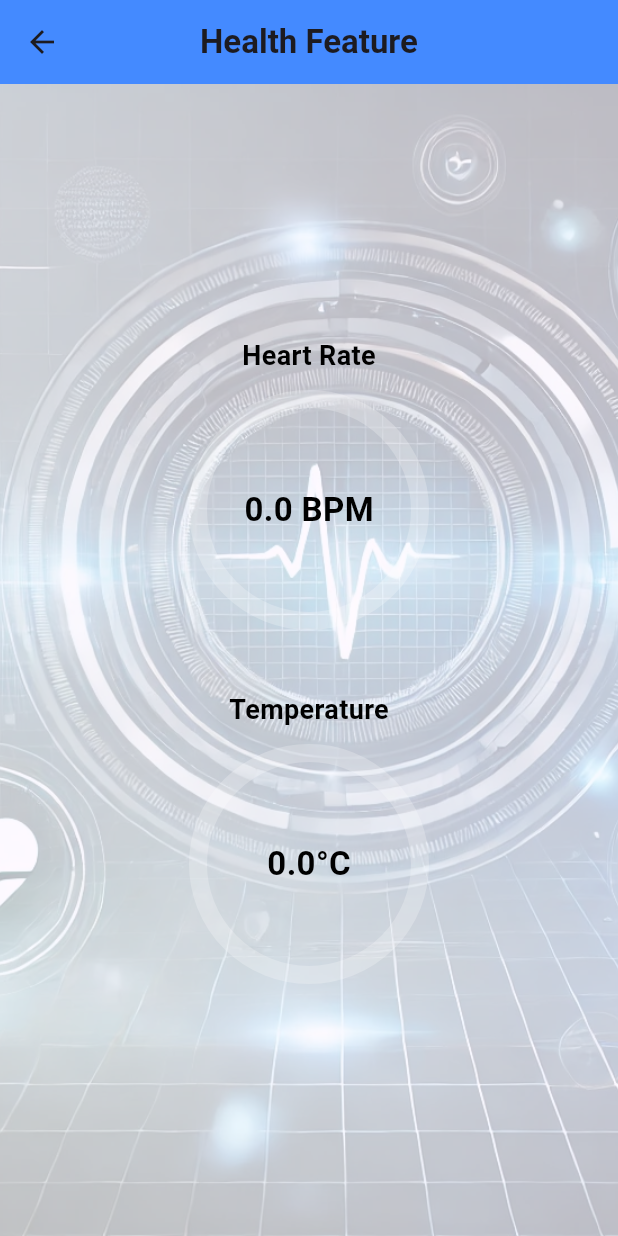
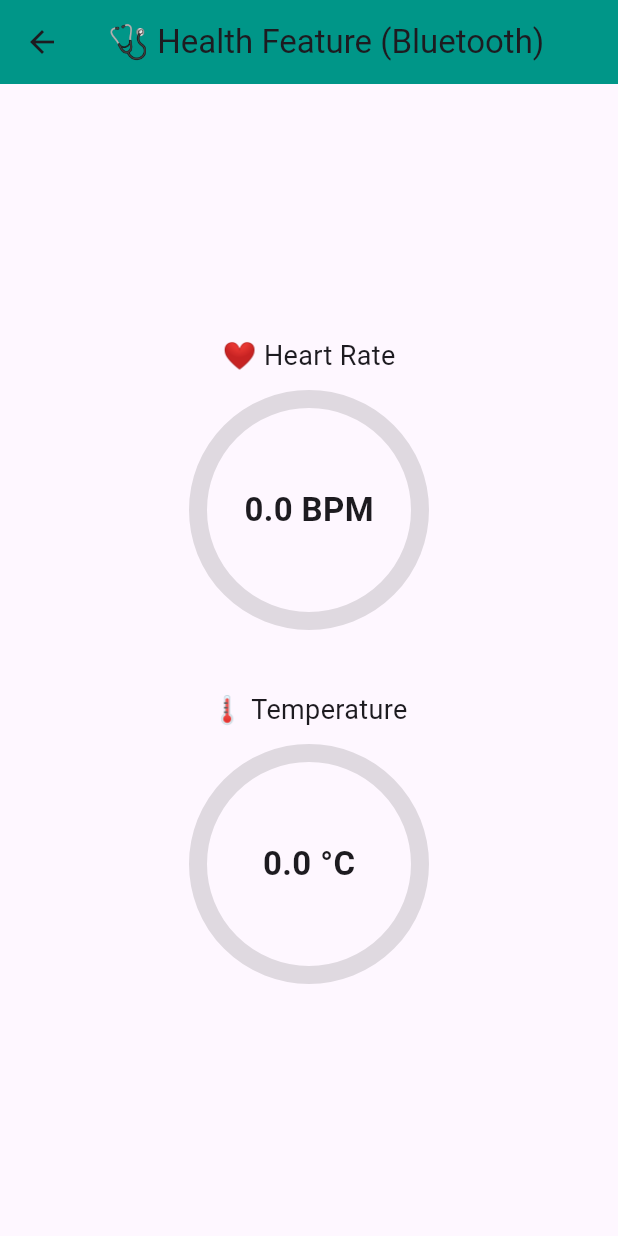
Before and after one commit to Mina843/grad_App, a Flutter app: the HealthFeaturePage screen opened directly, on a phone screen of 412 x 824 dp. Run offline on Flutter 3.47's test engine with Material 3 defaults, Android fonts, the phone set to English and light mode, and no system bars; drawn by our look-alikes of percent_indicator; our stand-ins replace animate_do, firebase_auth, firebase_core, flutter_bloc, flutter_bluetooth_serial, permission_handler; accounts and stored records are empty.

Commit message:
modify health feature page 3

```diff
--- a/lib/HealthFeaturePage.dart
+++ b/lib/HealthFeaturePage.dart
@@ -11,9 +11,10 @@ class HealthFeaturePage extends StatefulWidget {
 }
 
 class _HealthFeaturePageState extends State<HealthFeaturePage> {
-  double heartRate = 0.0; // معدل النبض
-  double temperature = 0.0; // درجة الحرارة
+  double heartRate = 0.0;
+  double temperature = 0.0;
   BluetoothConnection? connection;
+  String buffer = '';
 
   @override
   void initState() {
@@ -25,37 +26,46 @@ class _HealthFeaturePageState extends State<HealthFeaturePage> {
     try {
       List<BluetoothDevice> devices = await FlutterBluetoothSerial.instance.getBondedDevices();
       for (var device in devices) {
-        if (device.name == "HC-05") { // ضع هنا اسم جهاز البلوتوث الخاص بك
+        if (device.name == "HC-05") {
           BluetoothConnection.toAddress(device.address).then((conn) {
             setState(() => connection = conn);
+            print("✅ تم الاتصال بـ HC-05");
             readData();
           }).catchError((error) {
-            print("فشل الاتصال: $error");
+            print("❌ فشل الاتصال: $error");
           });
           break;
         }
       }
     } catch (e) {
-      print("خطأ في البحث عن الأجهزة: $e");
+      print("❌ خطأ في البلوتوث: $e");
     }
   }
 
   void readData() {
-    if (connection == null) return;
+    connection?.input?.listen((Uint8List data) {
+      buffer += String.fromCharCodes(data);
 
-    connection!.input!.listen((Uint8List data) {
-      String receivedData = String.fromCharCodes(data);
-      List<String> values = receivedData.trim().split(',');
+      if (buffer.contains('\n')) {
+        List<String> lines = buffer.split('\n');
+        for (var line in lines.sublist(0, lines.length - 1)) {
+          parseData(line.trim());
+        }
+        buffer = lines.last;
+      }
+    }).onDone(() {
+      print("🔌 تم قطع الاتصال");
+    });
+  }
 
+  void parseData(String data) {
+    List<String> values = data.split(',');
     if (values.length == 2) {
       setState(() {
-          heartRate = double.tryParse(values[0]) ?? 0.0; // قراءة النبض
-          temperature = double.tryParse(values[1]) ?? 0.0; // قراءة الحرارة
+        heartRate = double.tryParse(values[0]) ?? 0.0;
+        temperature = double.tryParse(values[1]) ?? 0.0;
       });
     }
-    }).onDone(() {
-      print("تم قطع الاتصال بالبلوتوث");
-    });
   }
 
   @override
@@ -68,76 +78,50 @@ class _HealthFeaturePageState extends State<HealthFeaturePage> {
   Widget build(BuildContext context) {
     return Scaffold(
       appBar: AppBar(
-        title: const Text(
-          "Health Feature",
-          style: TextStyle(fontSize: 22, fontWeight: FontWeight.bold),
+        title: const Text("🩺 Health Feature (Bluetooth)"),
+        backgroundColor: Colors.teal,
+        centerTitle: true,
       ),
-        centerTitle: true,
-        backgroundColor: Colors.blueAccent,
-      ),
-      body: Stack(
-        children: [
-          Opacity(
-            opacity: 0.3,
-            child: Container(
-              decoration: const BoxDecoration(
-                image: DecorationImage(
-                  image: AssetImage("assets/health_background.png"),
-                  fit: BoxFit.cover,
-                ),
-              ),
-            ),
-          ),
-          Center(
+      body: Center(
         child: Column(
           mainAxisAlignment: MainAxisAlignment.center,
           children: [
-                // مؤشر معدل نبضات القلب
             CircularPercentIndicator(
               radius: 80.0,
               lineWidth: 12.0,
-                  percent: (heartRate / 200).clamp(0.0, 1.0), // نطاق 0-200 نبضة
+              percent: (heartRate / 200).clamp(0.0, 1.0),
               center: Text(
                 "${heartRate.toStringAsFixed(1)} BPM",
-                    style: const TextStyle(fontSize: 22, fontWeight: FontWeight.bold, color: Colors.black),
+                style: const TextStyle(fontSize: 22, fontWeight: FontWeight.bold),
               ),
               progressColor: Colors.red,
               circularStrokeCap: CircularStrokeCap.round,
-                  backgroundColor: Colors.white24,
+              backgroundColor: Colors.black12,
               header: const Padding(
                 padding: EdgeInsets.only(bottom: 10),
-                    child: Text(
-                      "Heart Rate",
-                      style: TextStyle(fontSize: 18, fontWeight: FontWeight.bold, color: Colors.black),
-                    ),
+                child: Text("❤️ Heart Rate", style: TextStyle(fontSize: 18)),
               ),
             ),
             const SizedBox(height: 40),
-                // مؤشر درجة الحرارة
             CircularPercentIndicator(
               radius: 80.0,
               lineWidth: 12.0,
               percent: ((temperature - 30) / 10).clamp(0.0, 1.0),
               center: Text(
-                    "${temperature.toStringAsFixed(1)}°C",
-                    style: const TextStyle(fontSize: 22, fontWeight: FontWeight.bold, color: Colors.black),
+                "${temperature.toStringAsFixed(1)} °C",
+                style: const TextStyle(fontSize: 22, fontWeight: FontWeight.bold),
               ),
               progressColor: Colors.blue,
               circularStrokeCap: CircularStrokeCap.round,
-                  backgroundColor: Colors.white24,
+              backgroundColor: Colors.black12,
               header: const Padding(
                 padding: EdgeInsets.only(bottom: 10),
-                    child: Text(
-                      "Temperature",
-                      style: TextStyle(fontSize: 18, fontWeight: FontWeight.bold, color: Colors.black),
-                    ),
+                child: Text("🌡️ Temperature", style: TextStyle(fontSize: 18)),
               ),
             ),
           ],
         ),
       ),
-        ],
-      ),
     );
   }
 }
--- a/pubspec.yaml
+++ b/pubspec.yaml
@@ -34,6 +34,9 @@ dependencies:
   firebase_core: ^3.12.1
   flutter:
     sdk: flutter
+  flutter_libserialport: ^0.3.0
+  libserialport: ^0.3.0+1
+  usb_serial: ^0.3.0
   flutter_bloc: ^9.0.0
   percent_indicator: ^4.2.4
   flutter_bluetooth_serial: ^0.4.0
```
Also changed, not shown: pubspec.lock, 5 other files. Lines whose indentation alone changed are shown as unchanged.
